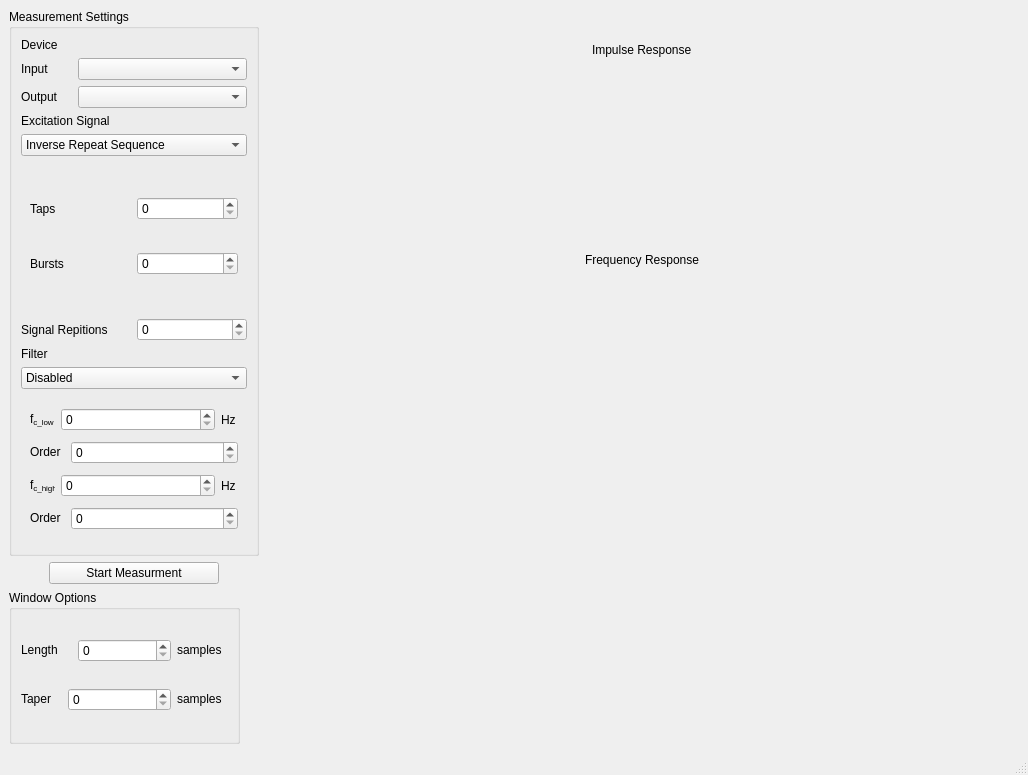
Qt form src/FrequencyResponseView/FrequencyResponse.ui (lancejenkin/Alpha) before a commit.
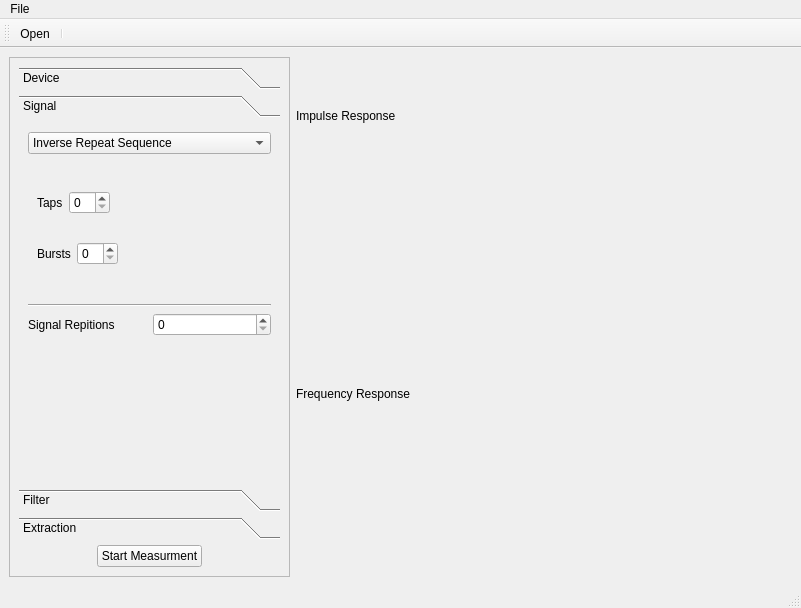
The same form after that commit. The open tabs and pages were chosen to show the change. Custom widgets are drawn as their Qt base class.

Commit message: Updated Frequency Response interface

The edit to the form file:
```diff
--- a/src/FrequencyResponseView/FrequencyResponse.ui
+++ b/src/FrequencyResponseView/FrequencyResponse.ui
@@ -6,54 +6,56 @@
    <rect>
     <x>0</x>
     <y>0</y>
-    <width>1028</width>
-    <height>775</height>
+    <width>801</width>
+    <height>608</height>
    </rect>
   </property>
-  <property name="minimumSize">
-   <size>
-    <width>1028</width>
-    <height>775</height>
-   </size>
-  </property>
-  <property name="maximumSize">
-   <size>
-    <width>1028</width>
-    <height>775</height>
-   </size>
-  </property>
   <property name="windowTitle">
    <string>Frequency Response </string>
   </property>
   <widget class="QWidget" name="centralwidget">
-   <layout class="QHBoxLayout" name="horizontalLayout_28">
+   <layout class="QHBoxLayout" name="horizontalLayout_4">
     <item>
-     <layout class="QVBoxLayout" name="verticalLayout_10">
-      <item>
-       <widget class="QGroupBox" name="groupBox">
+     <widget class="QFrame" name="frame">
         <property name="minimumSize">
          <size>
-          <width>249</width>
-          <height>547</height>
+        <width>281</width>
+        <height>0</height>
          </size>
         </property>
         <property name="maximumSize">
          <size>
-          <width>250</width>
-          <height>547</height>
-         </size>
-        </property>
-        <property name="title">
-         <string>Measurement Settings</string>
-        </property>
-        <layout class="QVBoxLayout" name="verticalLayout_8">
+        <width>281</width>
+        <height>16777215</height>
+       </size>
+      </property>
+      <property name="frameShape">
+       <enum>QFrame::StyledPanel</enum>
+      </property>
+      <property name="frameShadow">
+       <enum>QFrame::Raised</enum>
+      </property>
+      <layout class="QVBoxLayout" name="verticalLayout_3">
          <item>
-          <widget class="QLabel" name="label_29">
-           <property name="text">
+        <layout class="QVBoxLayout" name="verticalLayout">
+         <item>
+          <widget class="QToolBox" name="toolBox">
+           <property name="currentIndex">
+            <number>3</number>
+           </property>
+           <widget class="QWidget" name="page">
+            <property name="geometry">
+             <rect>
+              <x>0</x>
+              <y>0</y>
+              <width>253</width>
+              <height>310</height>
+             </rect>
+            </property>
+            <attribute name="label">
             <string>Device</string>
-           </property>
-          </widget>
-         </item>
+            </attribute>
+            <layout class="QVBoxLayout" name="verticalLayout_4">
          <item>
           <layout class="QHBoxLayout" name="horizontalLayout_26">
            <item>
@@ -95,12 +97,33 @@
           </layout>
          </item>
          <item>
-          <widget class="QLabel" name="label_3">
-           <property name="text">
-            <string>Excitation Signal</string>
-           </property>
-          </widget>
-         </item>
+              <spacer name="verticalSpacer">
+               <property name="orientation">
+                <enum>Qt::Vertical</enum>
+               </property>
+               <property name="sizeHint" stdset="0">
+                <size>
+                 <width>20</width>
+                 <height>211</height>
+                </size>
+               </property>
+              </spacer>
+             </item>
+            </layout>
+           </widget>
+           <widget class="QWidget" name="page_2">
+            <property name="geometry">
+             <rect>
+              <x>0</x>
+              <y>0</y>
+              <width>253</width>
+              <height>310</height>
+             </rect>
+            </property>
+            <attribute name="label">
+             <string>Signal</string>
+            </attribute>
+            <layout class="QVBoxLayout" name="verticalLayout_5">
          <item>
           <widget class="QComboBox" name="signalType">
            <item>
@@ -130,10 +153,10 @@
            <property name="currentIndex">
             <number>0</number>
            </property>
-           <widget class="QWidget" name="page">
-            <layout class="QVBoxLayout" name="verticalLayout_4">
+               <widget class="QWidget" name="page_5">
+                <layout class="QVBoxLayout" name="verticalLayout_7">
              <item>
-              <layout class="QHBoxLayout" name="horizontalLayout_19">
+                  <layout class="QHBoxLayout" name="horizontalLayout_9">
                <item>
                 <widget class="QLabel" name="label_4">
                  <property name="text">
@@ -144,10 +167,23 @@
                <item>
                 <widget class="QSpinBox" name="numTaps"/>
                </item>
+                   <item>
+                    <spacer name="horizontalSpacer_5">
+                     <property name="orientation">
+                      <enum>Qt::Horizontal</enum>
+                     </property>
+                     <property name="sizeHint" stdset="0">
+                      <size>
+                       <width>40</width>
+                       <height>20</height>
+                      </size>
+                     </property>
+                    </spacer>
+                   </item>
               </layout>
              </item>
              <item>
-              <layout class="QHBoxLayout" name="horizontalLayout_6">
+                  <layout class="QHBoxLayout" name="horizontalLayout_8">
                <item>
                 <widget class="QLabel" name="label_23">
                  <property name="text">
@@ -158,14 +194,27 @@
                <item>
                 <widget class="QSpinBox" name="numBursts"/>
                </item>
+                   <item>
+                    <spacer name="horizontalSpacer_6">
+                     <property name="orientation">
+                      <enum>Qt::Horizontal</enum>
+                     </property>
+                     <property name="sizeHint" stdset="0">
+                      <size>
+                       <width>40</width>
+                       <height>20</height>
+                      </size>
+                     </property>
+                    </spacer>
+                   </item>
               </layout>
              </item>
             </layout>
            </widget>
-           <widget class="QWidget" name="page_3">
-            <layout class="QVBoxLayout" name="verticalLayout_3">
+               <widget class="QWidget" name="page_6">
+                <layout class="QVBoxLayout" name="verticalLayout_6">
              <item>
-              <layout class="QHBoxLayout" name="horizontalLayout_5">
+                  <layout class="QHBoxLayout" name="horizontalLayout_6">
                <item>
                 <widget class="QLabel" name="label_5">
                  <property name="minimumSize">
@@ -214,7 +263,7 @@
               </layout>
              </item>
              <item>
-              <layout class="QHBoxLayout" name="horizontalLayout_4">
+                  <layout class="QHBoxLayout" name="horizontalLayout_7">
                <item>
                 <widget class="QLabel" name="label_6">
                  <property name="maximumSize">
@@ -229,8 +278,6 @@
                 </widget>
                </item>
                <item>
-                <layout class="QHBoxLayout" name="horizontalLayout_3">
-                 <item>
                   <widget class="QSpinBox" name="signalLength">
                    <property name="maximum">
                     <number>99999</number>
@@ -253,13 +300,18 @@
                 </layout>
                </item>
               </layout>
-             </item>
-            </layout>
            </widget>
           </widget>
          </item>
          <item>
-          <layout class="QHBoxLayout" name="horizontalLayout_20">
+              <widget class="Line" name="line">
+               <property name="orientation">
+                <enum>Qt::Horizontal</enum>
+               </property>
+              </widget>
+             </item>
+             <item>
+              <layout class="QHBoxLayout" name="horizontalLayout_5">
            <item>
             <widget class="QLabel" name="label_22">
              <property name="text">
@@ -273,12 +325,33 @@
           </layout>
          </item>
          <item>
-          <widget class="QLabel" name="label_9">
-           <property name="text">
+              <spacer name="verticalSpacer_2">
+               <property name="orientation">
+                <enum>Qt::Vertical</enum>
+               </property>
+               <property name="sizeHint" stdset="0">
+                <size>
+                 <width>20</width>
+                 <height>99</height>
+                </size>
+               </property>
+              </spacer>
+             </item>
+            </layout>
+           </widget>
+           <widget class="QWidget" name="page_3">
+            <property name="geometry">
+             <rect>
+              <x>0</x>
+              <y>0</y>
+              <width>253</width>
+              <height>310</height>
+             </rect>
+            </property>
+            <attribute name="label">
             <string>Filter</string>
-           </property>
-          </widget>
-         </item>
+            </attribute>
+            <layout class="QVBoxLayout" name="verticalLayout_11">
          <item>
           <widget class="QComboBox" name="filterType">
            <item>
@@ -308,9 +381,9 @@
            <property name="currentIndex">
             <number>3</number>
            </property>
-           <widget class="QWidget" name="page_2"/>
-           <widget class="QWidget" name="page_4">
-            <layout class="QVBoxLayout" name="verticalLayout_5">
+               <widget class="QWidget" name="page_7"/>
+               <widget class="QWidget" name="page_8">
+                <layout class="QVBoxLayout" name="verticalLayout_8">
              <item>
               <layout class="QHBoxLayout" name="horizontalLayout_7">
                <item>
@@ -361,7 +434,7 @@
               </layout>
              </item>
              <item>
-              <layout class="QHBoxLayout" name="horizontalLayout_8">
+                  <layout class="QHBoxLayout" name="horizontalLayout_11">
                <item>
                 <widget class="QLabel" name="label_12">
                  <property name="maximumSize">
@@ -376,7 +449,7 @@
                 </widget>
                </item>
                <item>
-                <layout class="QHBoxLayout" name="horizontalLayout_9">
+                    <layout class="QHBoxLayout" name="horizontalLayout_12">
                  <item>
                   <widget class="QSpinBox" name="orderLPF">
                    <property name="maximum">
@@ -390,10 +463,10 @@
              </item>
             </layout>
            </widget>
-           <widget class="QWidget" name="page_5">
-            <layout class="QVBoxLayout" name="verticalLayout_6">
+               <widget class="QWidget" name="page_9">
+                <layout class="QVBoxLayout" name="verticalLayout_9">
              <item>
-              <layout class="QHBoxLayout" name="horizontalLayout_10">
+                  <layout class="QHBoxLayout" name="horizontalLayout_13">
                <item>
                 <widget class="QLabel" name="label_13">
                  <property name="minimumSize">
@@ -442,7 +515,7 @@
               </layout>
              </item>
              <item>
-              <layout class="QHBoxLayout" name="horizontalLayout_11">
+                  <layout class="QHBoxLayout" name="horizontalLayout_14">
                <item>
                 <widget class="QLabel" name="label_15">
                  <property name="maximumSize">
@@ -471,10 +544,10 @@
              </item>
             </layout>
            </widget>
-           <widget class="QWidget" name="page_6">
-            <layout class="QVBoxLayout" name="verticalLayout_7">
+               <widget class="QWidget" name="page_10">
+                <layout class="QVBoxLayout" name="verticalLayout_10">
              <item>
-              <layout class="QHBoxLayout" name="horizontalLayout_13">
+                  <layout class="QHBoxLayout" name="horizontalLayout_16">
                <item>
                 <widget class="QLabel" name="label_16">
                  <property name="minimumSize">
@@ -523,7 +596,7 @@
               </layout>
              </item>
              <item>
-              <layout class="QHBoxLayout" name="horizontalLayout_14">
+                  <layout class="QHBoxLayout" name="horizontalLayout_17">
                <item>
                 <widget class="QLabel" name="label_18">
                  <property name="maximumSize">
@@ -551,7 +624,7 @@
               </layout>
              </item>
              <item>
-              <layout class="QHBoxLayout" name="horizontalLayout_16">
+                  <layout class="QHBoxLayout" name="horizontalLayout_19">
                <item>
                 <widget class="QLabel" name="label_19">
                  <property name="minimumSize">
@@ -600,7 +673,7 @@
               </layout>
              </item>
              <item>
-              <layout class="QHBoxLayout" name="horizontalLayout_17">
+                  <layout class="QHBoxLayout" name="horizontalLayout_20">
                <item>
                 <widget class="QLabel" name="label_21">
                  <property name="maximumSize">
@@ -615,90 +688,54 @@
                 </widget>
                </item>
                <item>
-                <layout class="QHBoxLayout" name="horizontalLayout_18">
-                 <item>
-                  <widget class="QSpinBox" name="orderHigh">
-                   <property name="maximum">
-                    <number>99999</number>
-                   </property>
-                  </widget>
-                 </item>
-                </layout>
-               </item>
-              </layout>
-             </item>
-            </layout>
-           </widget>
-          </widget>
-         </item>
-        </layout>
-       </widget>
-      </item>
-      <item>
        <layout class="QHBoxLayout" name="horizontalLayout_21">
         <item>
-         <spacer name="horizontalSpacer_5">
-          <property name="orientation">
-           <enum>Qt::Horizontal</enum>
-          </property>
-          <property name="sizeType">
-           <enum>QSizePolicy::Maximum</enum>
-          </property>
-          <property name="sizeHint" stdset="0">
-           <size>
-            <width>40</width>
-            <height>20</height>
-           </size>
-          </property>
-         </spacer>
-        </item>
-        <item>
-         <widget class="QPushButton" name="startButton">
-          <property name="text">
-           <string>Start Measurment</string>
-          </property>
-         </widget>
+                      <widget class="QSpinBox" name="orderHigh">
+                       <property name="maximum">
+                        <number>99999</number>
+                       </property>
+                      </widget>
+                     </item>
+                    </layout>
+                   </item>
+                  </layout>
+                 </item>
+                </layout>
+               </widget>
+              </widget>
         </item>
         <item>
-         <spacer name="horizontalSpacer_6">
+              <spacer name="verticalSpacer_3">
           <property name="orientation">
-           <enum>Qt::Horizontal</enum>
-          </property>
-          <property name="sizeType">
-           <enum>QSizePolicy::Maximum</enum>
-          </property>
+                <enum>Qt::Vertical</enum>
+               </property>
           <property name="sizeHint" stdset="0">
            <size>
-            <width>40</width>
-            <height>20</height>
+                 <width>20</width>
+                 <height>77</height>
            </size>
           </property>
          </spacer>
         </item>
        </layout>
-      </item>
-      <item>
-       <widget class="QGroupBox" name="groupBox_2">
-        <property name="minimumSize">
-         <size>
-          <width>231</width>
-          <height>0</height>
-         </size>
-        </property>
-        <property name="maximumSize">
-         <size>
-          <width>231</width>
-          <height>16777215</height>
-         </size>
-        </property>
-        <property name="title">
-         <string>Window Options</string>
-        </property>
-        <layout class="QVBoxLayout" name="verticalLayout_9">
+           </widget>
+           <widget class="QWidget" name="page_4">
+            <property name="geometry">
+             <rect>
+              <x>0</x>
+              <y>0</y>
+              <width>253</width>
+              <height>310</height>
+             </rect>
+            </property>
+            <attribute name="label">
+             <string>Extraction</string>
+            </attribute>
+            <layout class="QVBoxLayout" name="verticalLayout_12">
          <item>
-          <layout class="QHBoxLayout" name="horizontalLayout_22">
+              <layout class="QHBoxLayout" name="horizontalLayout_25">
            <item>
-            <widget class="QLabel" name="label_24">
+                <widget class="QLabel" name="label_32">
              <property name="minimumSize">
               <size>
                <width>51</width>
@@ -724,7 +761,7 @@
             </widget>
            </item>
            <item>
-            <widget class="QLabel" name="label_25">
+                <widget class="QLabel" name="label_33">
              <property name="minimumSize">
               <size>
                <width>51</width>
@@ -745,9 +782,9 @@
           </layout>
          </item>
          <item>
-          <layout class="QHBoxLayout" name="horizontalLayout_23">
+              <layout class="QHBoxLayout" name="horizontalLayout_24">
            <item>
-            <widget class="QLabel" name="label_26">
+                <widget class="QLabel" name="label_29">
              <property name="minimumSize">
               <size>
                <width>41</width>
@@ -773,7 +810,7 @@
             </widget>
            </item>
            <item>
-            <widget class="QLabel" name="label_27">
+                <widget class="QLabel" name="label_31">
              <property name="minimumSize">
               <size>
                <width>51</width>
@@ -793,20 +830,45 @@
            </item>
           </layout>
          </item>
-        </layout>
-       </widget>
-      </item>
-     </layout>
-    </item>
-    <item>
-     <layout class="QVBoxLayout" name="verticalLayout_11">
-      <item>
-       <layout class="QVBoxLayout" name="verticalLayout">
-        <property name="sizeConstraint">
-         <enum>QLayout::SetFixedSize</enum>
-        </property>
+             <item>
+              <spacer name="verticalSpacer_4">
+               <property name="orientation">
+                <enum>Qt::Vertical</enum>
+               </property>
+               <property name="sizeHint" stdset="0">
+                <size>
+                 <width>20</width>
+                 <height>209</height>
+                </size>
+               </property>
+              </spacer>
+             </item>
+            </layout>
+           </widget>
+          </widget>
+         </item>
         <item>
          <layout class="QHBoxLayout" name="horizontalLayout">
+           <item>
+            <spacer name="horizontalSpacer_2">
+             <property name="orientation">
+              <enum>Qt::Horizontal</enum>
+             </property>
+             <property name="sizeHint" stdset="0">
+              <size>
+               <width>40</width>
+               <height>20</height>
+              </size>
+             </property>
+            </spacer>
+           </item>
+           <item>
+            <widget class="QPushButton" name="startButton">
+             <property name="text">
+              <string>Start Measurment</string>
+             </property>
+            </widget>
+           </item>
           <item>
            <spacer name="horizontalSpacer">
             <property name="orientation">
@@ -820,6 +882,17 @@
             </property>
            </spacer>
           </item>
+          </layout>
+         </item>
+        </layout>
+       </item>
+      </layout>
+     </widget>
+    </item>
+    <item>
+     <layout class="QVBoxLayout" name="verticalLayout_2">
+      <item>
+       <layout class="QHBoxLayout" name="horizontalLayout_2">
           <item>
            <widget class="QLabel" name="label">
             <property name="text">
@@ -828,7 +901,7 @@
            </widget>
           </item>
           <item>
-           <spacer name="horizontalSpacer_2">
+         <spacer name="horizontalSpacer_3">
             <property name="orientation">
              <enum>Qt::Horizontal</enum>
             </property>
@@ -842,8 +915,6 @@
           </item>
          </layout>
         </item>
-        <item>
-         <layout class="QHBoxLayout" name="horizontalLayout_24">
           <item>
            <widget class="MatplotlibWidget" name="impulsePlot">
             <property name="minimumSize">
@@ -861,42 +932,7 @@
            </widget>
           </item>
           <item>
-           <spacer name="verticalSpacer_2">
-            <property name="orientation">
-             <enum>Qt::Vertical</enum>
-            </property>
-            <property name="sizeType">
-             <enum>QSizePolicy::Fixed</enum>
-            </property>
-            <property name="sizeHint" stdset="0">
-             <size>
-              <width>20</width>
-              <height>148</height>
-             </size>
-            </property>
-           </spacer>
-          </item>
-         </layout>
-        </item>
-       </layout>
-      </item>
-      <item>
-       <layout class="QVBoxLayout" name="verticalLayout_2">
-        <item>
-         <layout class="QHBoxLayout" name="horizontalLayout_2">
-          <item>
-           <spacer name="horizontalSpacer_3">
-            <property name="orientation">
-             <enum>Qt::Horizontal</enum>
-            </property>
-            <property name="sizeHint" stdset="0">
-             <size>
-              <width>40</width>
-              <height>20</height>
-             </size>
-            </property>
-           </spacer>
-          </item>
+       <layout class="QHBoxLayout" name="horizontalLayout_3">
           <item>
            <widget class="QLabel" name="label_2">
             <property name="text">
@@ -920,30 +956,8 @@
          </layout>
         </item>
         <item>
-         <layout class="QHBoxLayout" name="horizontalLayout_25">
-          <item>
            <widget class="MatplotlibWidget" name="frequencyPlot"/>
           </item>
-          <item>
-           <spacer name="verticalSpacer">
-            <property name="orientation">
-             <enum>Qt::Vertical</enum>
-            </property>
-            <property name="sizeType">
-             <enum>QSizePolicy::Preferred</enum>
-            </property>
-            <property name="sizeHint" stdset="0">
-             <size>
-              <width>17</width>
-              <height>468</height>
-             </size>
-            </property>
-           </spacer>
-          </item>
-         </layout>
-        </item>
-       </layout>
-      </item>
      </layout>
     </item>
    </layout>
@@ -953,12 +967,49 @@
     <rect>
      <x>0</x>
      <y>0</y>
-     <width>1028</width>
+     <width>801</width>
      <height>22</height>
     </rect>
    </property>
+   <widget class="QMenu" name="menuFile">
+    <property name="title">
+     <string>File</string>
+    </property>
+    <addaction name="actionOpen"/>
+    <addaction name="separator"/>
+    <addaction name="actionExit"/>
+   </widget>
+   <addaction name="menuFile"/>
   </widget>
   <widget class="QStatusBar" name="statusbar"/>
+  <widget class="QToolBar" name="toolBar">
+   <property name="windowTitle">
+    <string>toolBar</string>
+   </property>
+   <attribute name="toolBarArea">
+    <enum>TopToolBarArea</enum>
+   </attribute>
+   <attribute name="toolBarBreak">
+    <bool>false</bool>
+   </attribute>
+   <addaction name="actionOpen"/>
+   <addaction name="separator"/>
+  </widget>
+  <action name="actionOpen">
+   <property name="text">
+    <string>Open...</string>
+   </property>
+  </action>
+  <action name="actionExit">
+   <property name="text">
+    <string>Exit</string>
+   </property>
+  </action>
+  <action name="actionSave">
+   <property name="text">
+    <string>Save...</string>
+   </property>
+  </action>
  </widget>
  <customwidgets>
   <customwidget>
```
Left out of the diff: 8 changed lines with no effect on the pictures. Lines whose indentation alone changed are shown as unchanged. The commit also changes 3 other files.
